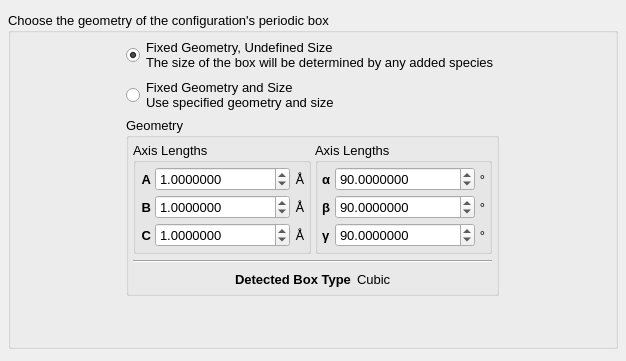
This is src/gui/addconfigurationdialog.ui in disorderedmaterials/dissolve as Qt 5 draws it before an edit. The edited form follows.
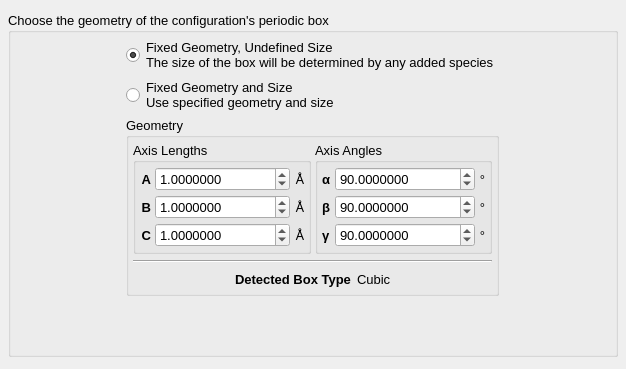
This is the edited form. The open tabs and pages were chosen to show the change. Icons and pictures are not drawn. Custom widgets are drawn as their Qt base class.

Commit message: Fix group box text.

The edit to the form file:
```diff
--- a/src/gui/addconfigurationdialog.ui
+++ b/src/gui/addconfigurationdialog.ui
@@ -10,7 +10,7 @@
     <x>0</x>
     <y>0</y>
     <width>626</width>
-    <height>361</height>
+    <height>369</height>
    </rect>
   </property>
   <property name="font">
@@ -589,7 +589,7 @@
                  <item>
                   <widget class="QGroupBox" name="BoxAxisAnglesGroup">
                    <property name="title">
-                    <string>Axis Lengths</string>
+                    <string>Axis Angles</string>
                    </property>
                    <layout class="QVBoxLayout" name="verticalLayout_12">
                     <property name="spacing">
```
Left out of the diff: 2 changed lines with no effect on the pictures.
